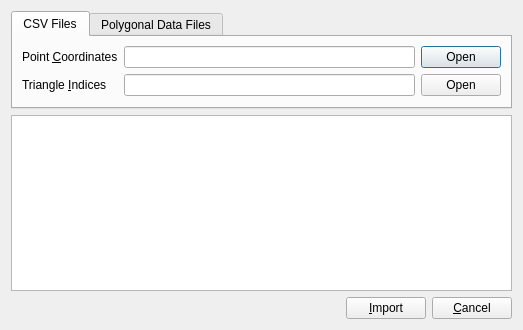
Above: gui/io/DataImporterWidget.ui from kateyy/geohazardvis before the change. Below: the same form after it.
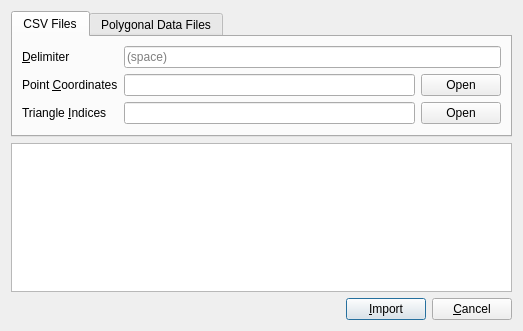
That is the form after the change.

Commit message: Add delimiter option to CSV/text importers

What changed in the file:
```diff
--- a/gui/io/DataImporterWidget.ui
+++ b/gui/io/DataImporterWidget.ui
@@ -7,7 +7,7 @@
     <x>0</x>
     <y>0</y>
     <width>523</width>
-    <height>330</height>
+    <height>331</height>
    </rect>
   </property>
   <property name="windowTitle">
@@ -31,6 +31,32 @@
       </attribute>
       <layout class="QFormLayout" name="formLayout_2">
        <item row="0" column="0">
+        <widget class="QLabel" name="label_4">
+         <property name="text">
+          <string>&amp;Delimiter</string>
+         </property>
+         <property name="buddy">
+          <cstring>delimiterEdit</cstring>
+         </property>
+        </widget>
+       </item>
+       <item row="0" column="1">
+        <widget class="QLineEdit" name="delimiterEdit">
+         <property name="inputMask">
+          <string>X</string>
+         </property>
+         <property name="text">
+          <string/>
+         </property>
+         <property name="placeholderText">
+          <string>(space)</string>
+         </property>
+         <property name="clearButtonEnabled">
+          <bool>true</bool>
+         </property>
+        </widget>
+       </item>
+       <item row="1" column="0">
         <widget class="QLabel" name="label">
          <property name="text">
           <string>Point &amp;Coordinates</string>
@@ -40,7 +66,7 @@
          </property>
         </widget>
        </item>
-       <item row="0" column="1">
+       <item row="1" column="1">
         <widget class="QWidget" name="widget_3" native="true">
          <layout class="QGridLayout" name="gridLayout_3">
           <property name="leftMargin">
@@ -72,7 +98,7 @@
          </layout>
         </widget>
        </item>
-       <item row="1" column="0">
+       <item row="2" column="0">
         <widget class="QLabel" name="label_2">
          <property name="text">
           <string>Triangle &amp;Indices</string>
@@ -82,7 +108,7 @@
          </property>
         </widget>
        </item>
-       <item row="1" column="1">
+       <item row="2" column="1">
         <widget class="QWidget" name="widget_4" native="true">
          <layout class="QGridLayout" name="gridLayout_5">
           <property name="leftMargin">
@@ -224,6 +250,9 @@
         <property name="text">
          <string>&amp;Import</string>
         </property>
+        <property name="default">
+         <bool>true</bool>
+        </property>
        </widget>
       </item>
       <item>
```
The commit also changes 6 other files.
